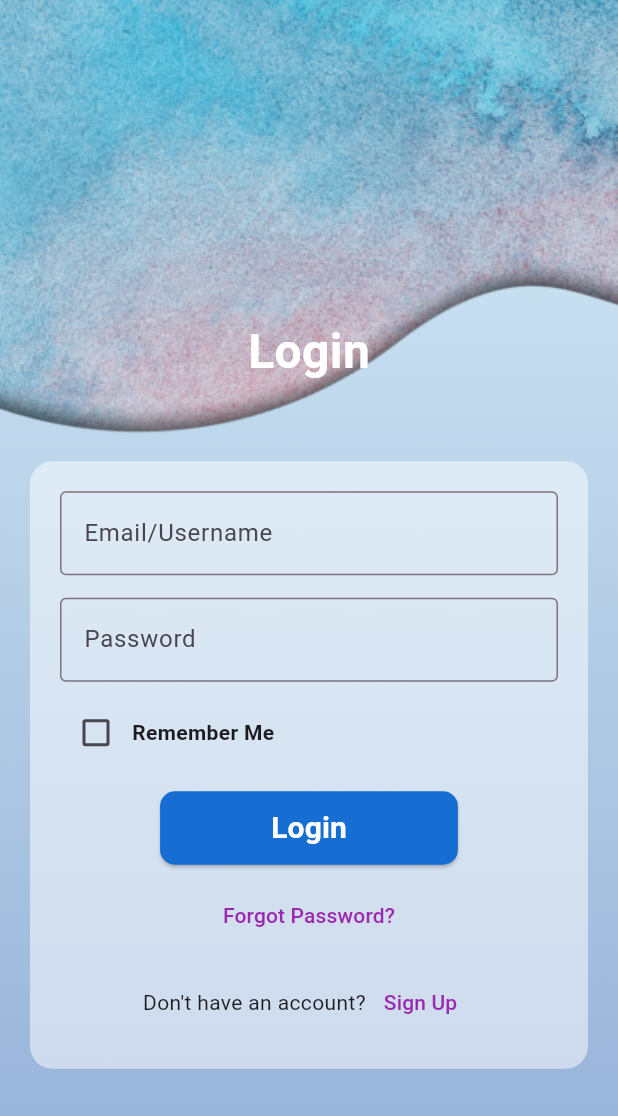
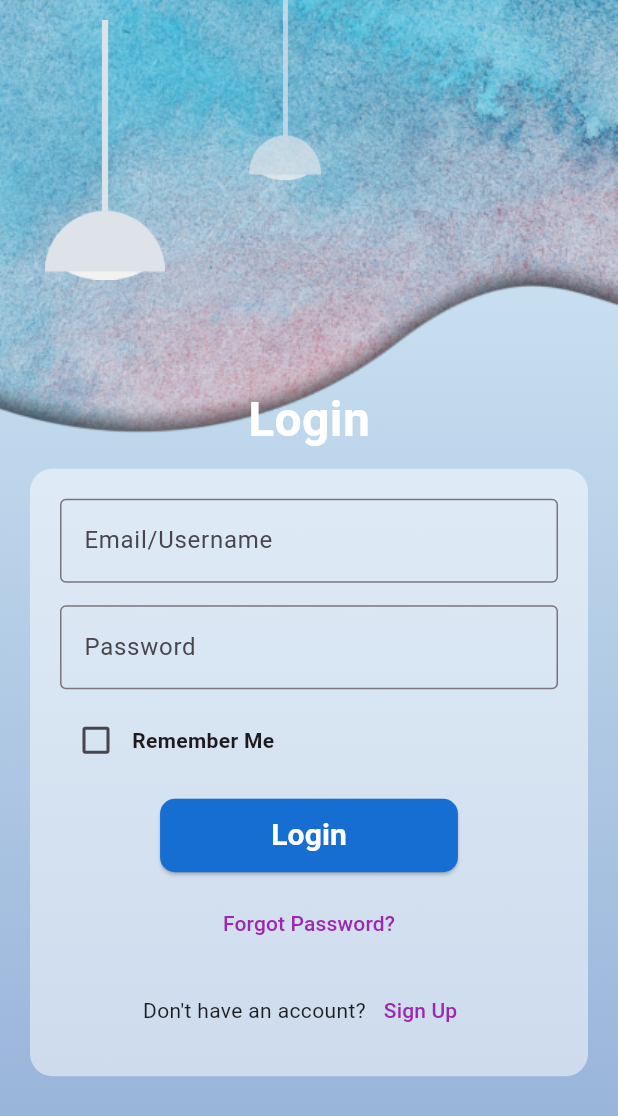
Before and after one commit to Binuri2005/Final_year_project, a Flutter app: the screen it shows after launch, on a phone screen of 412 x 824 dp. Shown: the top 1116 px of the screen. Run offline on Flutter 3.47's test engine with Material 3 defaults, Android fonts, the phone set to English and light mode, and no system bars; our stand-ins replace animate_do.

Commit message:
added animation to login page and chnaged the layout

```diff
--- a/lib/screens/login_page.dart
+++ b/lib/screens/login_page.dart
@@ -1,6 +1,7 @@
 import 'package:app/screens/forgot_passwod.dart';
 import 'package:flutter/material.dart';
 import 'signup_screen.dart'; // Import the sign-up screen
+import 'package:animate_do/animate_do.dart';
 
 class LoginPage extends StatelessWidget {
   @override
@@ -18,23 +19,62 @@ class LoginPage extends StatelessWidget {
               ),
             ),
           ),
+
+          // Animated light images
+          Positioned(
+            left: 30,
+            width: 80,
+            height: 200,
+            child: FadeInUp(
+              duration: Duration(seconds: 2),
+              child: Container(
+                decoration: BoxDecoration(
+                  image: DecorationImage(
+                    image: AssetImage('assets/images/light_1.png'),
+                  ),
+                ),
+              ),
+            ),
+          ),
+          Positioned(
+            left: 160,
+            width: 60,
+            height: 120,
+            child: FadeInUp(
+              duration: Duration(milliseconds: 1500),
+              child: Container(
+                decoration: BoxDecoration(
+                  image: DecorationImage(
+                    image: AssetImage('assets/images/light_2.png'),
+                  ),
+                ),
+              ),
+            ),
+          ),
+
           // Login content
           Center(
             child: Column(
               mainAxisAlignment: MainAxisAlignment.center,
               children: [
-                // Add space above the login title
-                SizedBox(height: 100), // Move everything down
+                SizedBox(height: 150), // Move everything down
+
                 // Login title outside the box
-                Text(
-                  'Login',
-                  style: TextStyle(
-                    fontSize: 32,
-                    fontWeight: FontWeight.bold,
-                    color: Colors.white,
+                Positioned(
+                  top: 180, //  distance  for the title from the top
+                  left: 20, // Adjust as needed for positioning
+                  child: Text(
+                    'Login',
+                    style: TextStyle(
+                      fontSize: 32,
+                      fontWeight: FontWeight.bold,
+                      color: Colors.white,
+                    ),
                   ),
                 ),
-                SizedBox(height: 50),
+                SizedBox(
+                    height: 10), // Space between the title and the white box
+
                 // White box
                 Container(
                   padding: EdgeInsets.all(20),
@@ -137,7 +177,8 @@ class LoginPage extends StatelessWidget {
                               Navigator.push(
                                 context,
                                 MaterialPageRoute(
-                                    builder: (context) => SignUpScreen()),
+                                  builder: (context) => SignUpScreen(),
+                                ),
                               );
                             },
                             child: Text(
--- a/pubspec.yaml
+++ b/pubspec.yaml
@@ -8,6 +8,7 @@ environment:
 
 dependencies:
   animated_text_kit: ^4.2.2
+  animate_do: ^3.0.0
   flutter:
     sdk: flutter
   flutter_spinkit: ^5.2.1
```
Also changed, not shown: assets/images/light_1.png, pubspec.lock.
